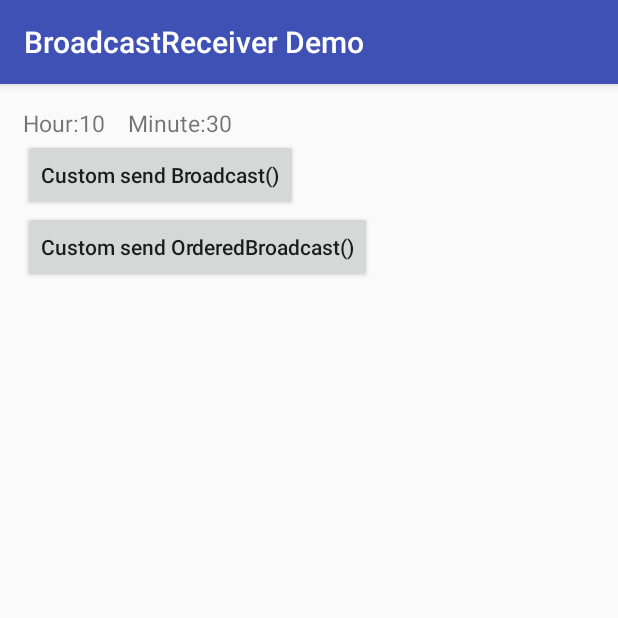
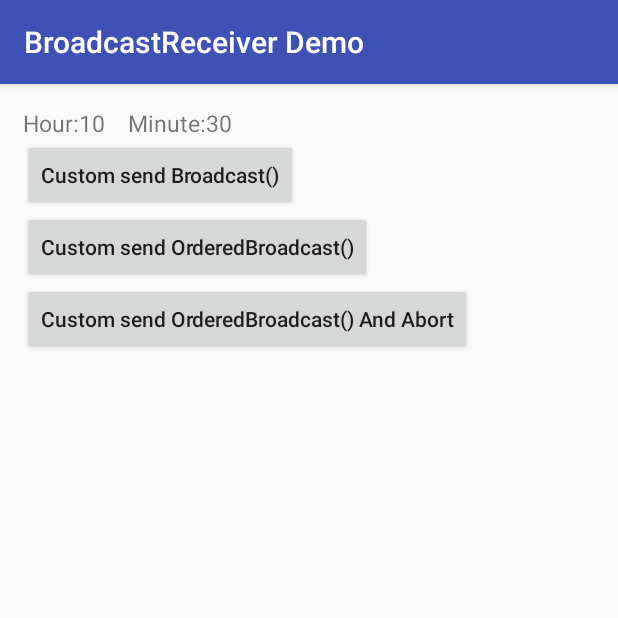
Before and after one commit to Vaycent/vaycentFramwork, an Android app: the BroadcastReceiverDemo screen opened directly, with no data from a screen before it, after a tap on "Custom send OrderedBroadcast()", on a phone screen of 412 x 824 dp, the top half of it. Run offline under Robolectric (Android 15) with nearby library versions, the phone set to English and light mode, and no system bars.

Commit message:
broadcast receiver demo

```diff
--- a/app/src/main/java/vaycent/vaycentproject/DemoPackage/BroadcastReceiverPackage/BroadcastReceiverDemo.java
+++ b/app/src/main/java/vaycent/vaycentproject/DemoPackage/BroadcastReceiverPackage/BroadcastReceiverDemo.java
@@ -20,18 +20,23 @@ import vaycent.vaycentproject.R;
  */
 public class BroadcastReceiverDemo extends AppCompatActivity {
 
-    private IntentFilter networkIntentFilter, timeIntentFilter, customIntentFilter1,customIntentFilter2;
+    private IntentFilter networkIntentFilter, timeIntentFilter, customIntentFilter1,customIntentFilter2,customIntentFilter3;
 
     private NetworkChangeReceiver ncReceiver = new NetworkChangeReceiver();
     private TimeReceiver tReceiver = new TimeReceiver();
     private CustomBroadcastReceiver ctbReceiver = new CustomBroadcastReceiver();
-    private CustomOrderedBroadcastReceiver ctobReceiver = new CustomOrderedBroadcastReceiver();
+    private CustomOrderedBroadcastReceiver ctoReceiver = new CustomOrderedBroadcastReceiver();
+    private CustomOrderedAbortBroadcastReceiver ctobReceiver = new CustomOrderedAbortBroadcastReceiver();
 
     private TextView timeHourTx,timeMinTx;
 
-    private Button sendBroadcastBtn, sendOrderedBroadcastBtn;
+    private Button sendBroadcastBtn, sendOrderedBroadcastBtn,sendOrderedBroadcastAbortBtn;
+    //native, can received only this App
     private final String cunstomBroadcastStr = "vaycent.custom.broadcast";
+    //global, can received from other App
     private final String cunstomOrderedBroadcastStr = "vaycent.custom.orderedbroadcast";
+    //global, can received from other App, but abort from the receiver
+    private final String cunstomOrderedBroadcastAbortStr = "vaycent.custom.orderedbroadcast_abort";
 
 
     @Override
@@ -59,6 +64,7 @@ public class BroadcastReceiverDemo extends AppCompatActivity {
         timeMinTx = (TextView)findViewById(R.id.time_min_tx);
         sendBroadcastBtn = (Button)findViewById(R.id.send_broadcast_btn);
         sendOrderedBroadcastBtn = (Button)findViewById(R.id.send_orderedbroadcast_btn);
+        sendOrderedBroadcastAbortBtn = (Button)findViewById(R.id.sendOrderedBroadcastAbortBtn);
 
         sendBroadcastBtn.setOnClickListener(new View.OnClickListener() {
             @Override
@@ -72,6 +78,14 @@ public class BroadcastReceiverDemo extends AppCompatActivity {
             @Override
             public void onClick(View view) {
                 Intent intent = new Intent(cunstomOrderedBroadcastStr);
+                sendOrderedBroadcast(intent,null);
+            }
+        });
+
+        sendOrderedBroadcastAbortBtn.setOnClickListener(new View.OnClickListener() {
+            @Override
+            public void onClick(View view) {
+                Intent intent = new Intent(cunstomOrderedBroadcastAbortStr);
                 sendOrderedBroadcast(intent,null);
             }
         });
@@ -92,19 +106,26 @@ public class BroadcastReceiverDemo extends AppCompatActivity {
         customIntentFilter2 = new IntentFilter();
         customIntentFilter2.setPriority(100); //OrderedBroadcast can set priority
         customIntentFilter2.addAction(cunstomOrderedBroadcastStr);
+
+        customIntentFilter3 = new IntentFilter();
+        customIntentFilter3.setPriority(100); //OrderedBroadcast can set priority
+        customIntentFilter3.addAction(cunstomOrderedBroadcastAbortStr);
+
     }
 
     private void registerMyReceivers(){
         registerReceiver(ncReceiver,networkIntentFilter);
         registerReceiver(tReceiver,timeIntentFilter);
         registerReceiver(ctbReceiver,customIntentFilter1);
-        registerReceiver(ctobReceiver,customIntentFilter2);
+        registerReceiver(ctoReceiver,customIntentFilter2);
+        registerReceiver(ctobReceiver,customIntentFilter3);
     }
 
     private void unregisterMyReceivers(){
         unregisterReceiver(ncReceiver);
         unregisterReceiver(tReceiver);
         unregisterReceiver(ctbReceiver);
+        unregisterReceiver(ctoReceiver);
         unregisterReceiver(ctobReceiver);
     }
 
@@ -148,7 +169,7 @@ public class BroadcastReceiverDemo extends AppCompatActivity {
         @Override
         public void onReceive(Context context, Intent intent) {
             if(intent.getAction().equals(cunstomBroadcastStr)){
-                Toast.makeText(context,"Received custom Broadcast", Toast.LENGTH_SHORT).show();
+                Toast.makeText(context,"Received custom Broadcast, only this App", Toast.LENGTH_SHORT).show();
             }
         }
     }
@@ -157,10 +178,24 @@ public class BroadcastReceiverDemo extends AppCompatActivity {
         @Override
         public void onReceive(Context context, Intent intent) {
             if(intent.getAction().equals(cunstomOrderedBroadcastStr)){
-                Toast.makeText(context,"Received custom OrderedBroadcast and abort it", Toast.LENGTH_SHORT).show();
-                //Other Receiver can't receive this broadcast again when use this function
+                Toast.makeText(context,"Received custom OrderedBroadcast, all the App", Toast.LENGTH_SHORT).show();
+            }
+        }
+    }
+
+    class CustomOrderedAbortBroadcastReceiver extends BroadcastReceiver{
+        @Override
+        public void onReceive(Context context, Intent intent) {
+            if(intent.getAction().equals(cunstomOrderedBroadcastAbortStr)){
+                Toast.makeText(context,"Received custom OrderedBroadcast, but abort from here", Toast.LENGTH_SHORT).show();
+                //Other Receiver can't receive this broadcast again if we use this function
                 abortBroadcast();
             }
         }
     }
+
+
+
+
+
 }
--- a/app/src/main/res/layout/broadcast_receiver_demo.xml
+++ b/app/src/main/res/layout/broadcast_receiver_demo.xml
@@ -41,5 +41,13 @@
         android:text="Custom send OrderedBroadcast()"
         android:id="@+id/send_orderedbroadcast_btn"
         android:textAllCaps="false"/>
+    <Button
+        android:layout_width="wrap_content"
+        android:layout_height="wrap_content"
+        android:text="Custom send OrderedBroadcast() And Abort"
+        android:id="@+id/sendOrderedBroadcastAbortBtn"
+        android:textAllCaps="false"/>
+
+
 
 </LinearLayout>
```
